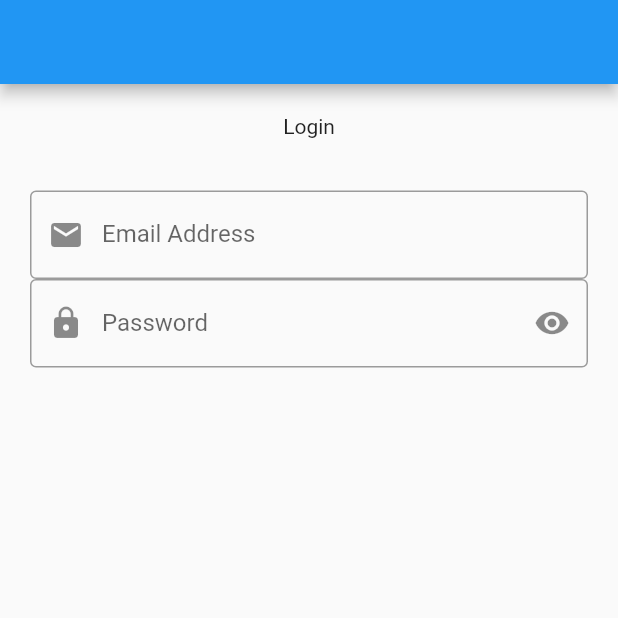
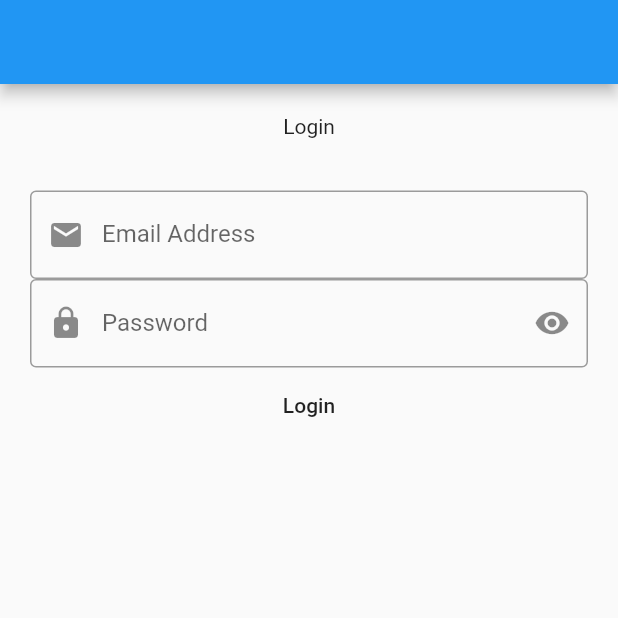
Before and after one commit to Nizar-Sweiss/Self-study-Lab, a Flutter app: the screen it shows after launch, on a phone screen of 412 x 824 dp, the top half of it. Run offline on Flutter 3.47's test engine with Material 2 defaults, Android fonts, the phone set to English and light mode, and no system bars; our stand-ins replace firebase_core; accounts and stored records are empty.

Commit message:
add: Login Button

```diff
--- a/main/lib/Screens/login_screen.dart
+++ b/main/lib/Screens/login_screen.dart
@@ -29,9 +29,6 @@ class _LoginScreenState extends State<LoginScreen> {
             TextFormField(
               controller: emailController,
               keyboardType: TextInputType.emailAddress,
-              onFieldSubmitted: (String value) {
-                print(value);
-              },
               onChanged: (String value) {
                 print(value);
               },
@@ -47,9 +44,6 @@ class _LoginScreenState extends State<LoginScreen> {
               controller: passwordController,
               keyboardType: TextInputType.visiblePassword,
               obscureText: true,
-              onFieldSubmitted: (String value) {
-                print(value);
-              },
               onChanged: (String value) {
                 print(value);
               },
@@ -64,6 +58,16 @@ class _LoginScreenState extends State<LoginScreen> {
                 border: OutlineInputBorder(),
               ),
             ),
+            Container(
+              width: 200,
+              height: 50,
+              child: MaterialButton(
+                onPressed: () {},
+                child: Text(
+                  "Login",
+                ),
+              ),
+            ),
           ],
         )),
       ),
```
